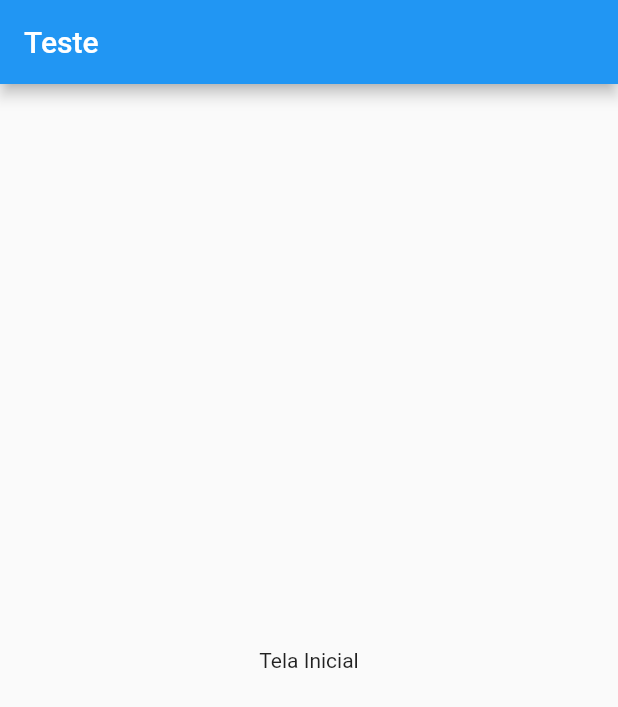
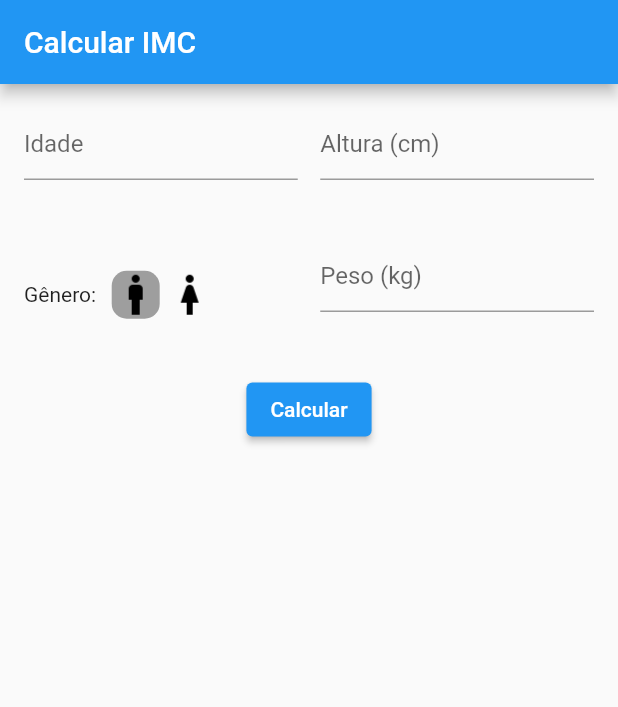
Before and after one commit to FelipeGXavier/projeto-1-flutter, a Flutter app: the screen it shows after launch, on a phone screen of 412 x 824 dp. Shown: the top 707 px of the screen. Run offline on Flutter 3.47's test engine with Material 2 defaults, Android fonts, the phone set to English and light mode, and no system bars.

Commit message:
ui: add imc calculator widget layout

```diff
--- /dev/null
+++ b/lib/app.dart
@@ -0,0 +1,15 @@
+import 'package:flutter/material.dart';
+import 'package:projeto_1/widgets/splashScreen.dart';
+
+class App extends StatelessWidget {
+  const App({Key? key}) : super(key: key);
+
+  @override
+  Widget build(BuildContext context) {
+    return MaterialApp(
+      routes: {
+        '/': (context) => const Splash(),
+      },
+    );
+  }
+}
--- a/lib/main.dart
+++ b/lib/main.dart
@@ -1,7 +1,8 @@
 import 'package:flutter/material.dart';
+import 'package:projeto_1/app.dart';
 import 'package:projeto_1/widgets/splashScreen.dart';
 
-void main() => runApp(const MyApp());
+void main() => runApp(const App());
 
 class MyApp extends StatelessWidget {
   const MyApp({super.key});
--- /dev/null
+++ b/lib/widgets/imcCalculator.dart
@@ -0,0 +1,91 @@
+import 'package:flutter/material.dart';
+import 'package:flutter/widgets.dart';
+
+class ImcCalculator extends StatefulWidget {
+  const ImcCalculator({super.key});
+
+  @override
+  State<StatefulWidget> createState() {
+    return _ImcCalculatorState();
+  }
+}
+
+class _ImcCalculatorState extends State {
+  int _value = 0;
+
+  @override
+  Widget build(BuildContext context) {
+    return MaterialApp(
+        home: Scaffold(
+      appBar: AppBar(title: const Text("Calcular IMC")),
+      body: ListView(
+        children: <Widget>[
+          GridView.count(
+            childAspectRatio: (1 / .4),
+            mainAxisSpacing: 15,
+            crossAxisSpacing: 15,
+            crossAxisCount: 2,
+            padding: const EdgeInsets.all(16.0),
+            physics: const NeverScrollableScrollPhysics(),
+            shrinkWrap: true,
+            children: <Widget>[
+              TextFormField(
+                keyboardType: TextInputType.number,
+                decoration: const InputDecoration(hintText: 'Idade'),
+                onSaved: (newValue) => {},
+              ),
+              TextFormField(
+                keyboardType: TextInputType.number,
+                decoration: const InputDecoration(hintText: 'Altura (cm)'),
+                onSaved: (newValue) => {},
+              ),
+              _genderSelector(),
+              TextFormField(
+                keyboardType: TextInputType.number,
+                decoration: const InputDecoration(hintText: 'Peso (kg)'),
+                onSaved: (newValue) => {},
+              ),
+            ],
+          ),
+          Container(
+            alignment: Alignment.center,
+            child: ElevatedButton(
+                onPressed: () => {}, child: const Text("Calcular")),
+          )
+        ],
+      ),
+    ));
+  }
+
+  Widget _genderSelector() {
+    return Row(
+      children: [
+        const Text("Gênero:   "),
+        GestureDetector(
+          onTap: () => setState(() => _value = 0),
+          child: Container(
+            decoration: BoxDecoration(
+                borderRadius: BorderRadius.circular(10),
+                color: _value == 0 ? Colors.grey : Colors.transparent),
+            height: 32,
+            width: 32,
+            child: Image.asset("assets/human-male.png", width: 32, height: 32),
+          ),
+        ),
+        const SizedBox(width: 4),
+        GestureDetector(
+          onTap: () => setState(() => _value = 1),
+          child: Container(
+            decoration: BoxDecoration(
+                borderRadius: BorderRadius.circular(10),
+                color: _value == 1 ? Colors.grey : Colors.transparent),
+            height: 32,
+            width: 32,
+            child:
+                Image.asset("assets/human-female.png", width: 32, height: 32),
+          ),
+        ),
+      ],
+    );
+  }
+}
--- a/lib/widgets/splashScreen.dart
+++ b/lib/widgets/splashScreen.dart
@@ -1,5 +1,6 @@
 import 'package:flutter/material.dart';
 import 'package:flutter/services.dart';
+import 'package:projeto_1/widgets/imcCalculator.dart';
 import 'home.dart';
 
 class Splash extends StatefulWidget {
@@ -15,8 +16,8 @@ class _SplashState extends State<Splash> {
     super.initState();
     SystemChrome.setEnabledSystemUIMode(SystemUiMode.manual, overlays: []);
     Future.delayed(const Duration(seconds: 3)).then((_) {
-      Navigator.pushReplacement(
-          context, MaterialPageRoute(builder: (context) => const MyHomePage()));
+      Navigator.pushReplacement(context,
+          MaterialPageRoute(builder: (context) => const ImcCalculator()));
     });
   }
 
```
Also changed, not shown: assets/human-female.png (added), assets/human-male.png (added).
